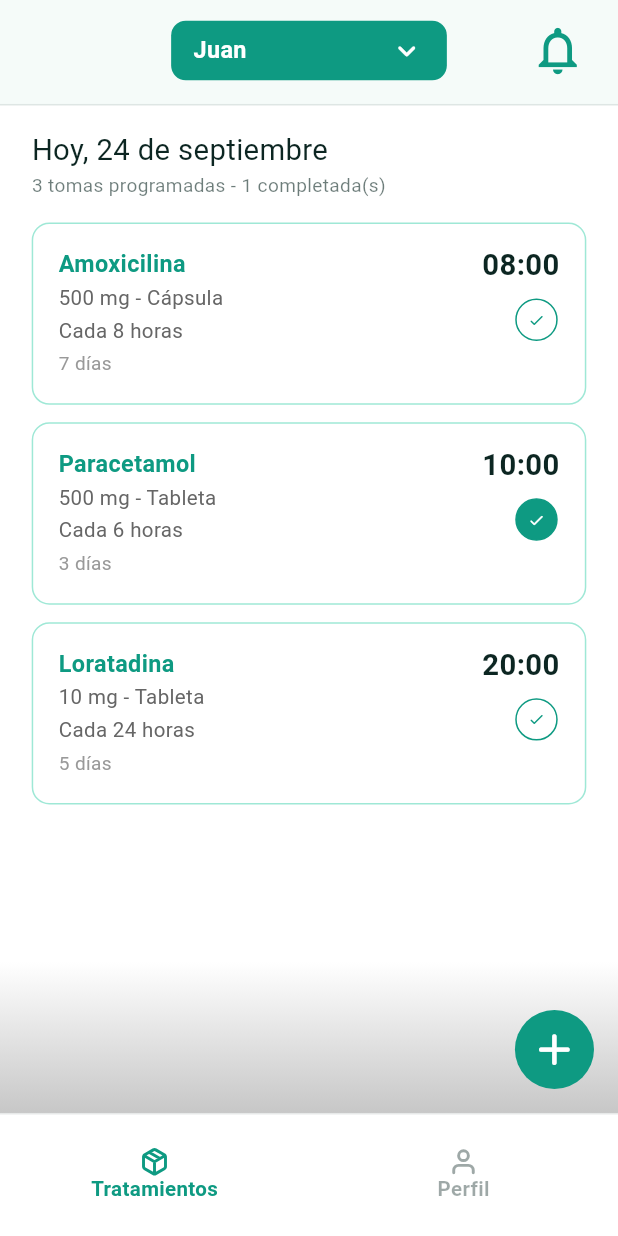
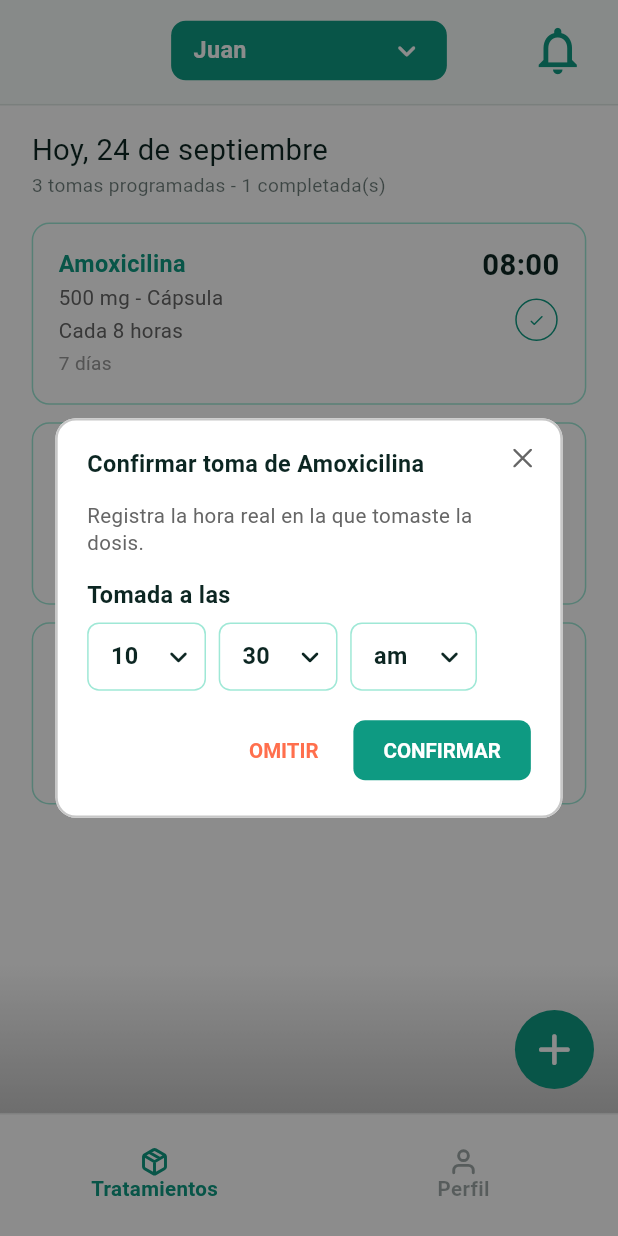
Before and after one commit to jcrinconv/ux_develop, a Flutter app: the screen it shows after launch, after a tap on the "check" icon, on a phone screen of 412 x 824 dp. Run offline on Flutter 3.47's test engine with Material 3 defaults, Android fonts, the phone set to English and light mode, and no system bars; our stand-ins replace camera, flutter_mobx, flutter_screenutil, flutter_svg, get_it, google_fonts and 1 more; generated files the repository leaves out were written again.

Commit message:
se muestra modal de confirmacion de dosis

```diff
--- a/recetapp_mobile/lib/presentation/src/screens/home_screen/home_screen.dart
+++ b/recetapp_mobile/lib/presentation/src/screens/home_screen/home_screen.dart
@@ -2,6 +2,7 @@ import 'package:flutter/material.dart';
 import 'package:flutter_mobx/flutter_mobx.dart';
 import 'package:flutter_screenutil/flutter_screenutil.dart';
 import 'package:recetapp_mobile/dependencies_injection/locator.dart';
+import 'package:recetapp_mobile/domain/models/medication_schedule.dart';
 import 'package:recetapp_mobile/domain/stores/scheduled_medications_store.dart';
 import 'package:recetapp_mobile/presentation/presentation.dart';
 import 'package:recetapp_mobile/presentation/src/core/recetapp_resources.dart';
@@ -41,6 +42,14 @@ class _HomeScreenState extends State<HomeScreen> {
       subtitle: medication.reminderLabel,
       onTaken: () => _scheduledMedications.toggleTaken(medication.id),
     );
+  }
+
+  Future<void> _onToggleTaken(MedicationSchedule medication) async {
+    if (!medication.taken) {
+      final takenAt = await showConfirmDoseDialog(context, medicationName: medication.name);
+      if (takenAt == null) return;
+    }
+    _scheduledMedications.toggleTaken(medication.id);
   }
 
   @override
@@ -101,7 +110,7 @@ class _HomeScreenState extends State<HomeScreen> {
                           duration: medication.durationLabel,
                           time: medication.timeLabel,
                           taken: medication.taken,
-                          onToggle: () {},
+                          onToggle: () => _onToggleTaken(medication),
                         );
                       },
                     );
--- /dev/null
+++ b/recetapp_mobile/lib/presentation/src/widgets/dialogs/recetapp_confirm_dose_dialog.dart
@@ -0,0 +1,84 @@
+import 'package:flutter/material.dart';
+import 'package:flutter_screenutil/flutter_screenutil.dart';
+import 'package:recetapp_mobile/presentation/presentation.dart';
+
+Future<String?> showConfirmDoseDialog(BuildContext context, {required String medicationName}) {
+  return showDialog<String>(
+    context: context,
+    barrierColor: recetappScrimColor,
+    builder: (_) => RecetappConfirmDoseDialog(medicationName: medicationName),
+  );
+}
+
+class RecetappConfirmDoseDialog extends StatefulWidget {
+  const RecetappConfirmDoseDialog({super.key, required this.medicationName});
+
+  final String medicationName;
+
+  @override
+  State<RecetappConfirmDoseDialog> createState() => _RecetappConfirmDoseDialogState();
+}
+
+class _RecetappConfirmDoseDialogState extends State<RecetappConfirmDoseDialog> {
+  late String _hour;
+  late String _minute;
+  late String _period;
+
+  @override
+  void initState() {
+    super.initState();
+    final now = TimeOfDay.now();
+    final hour12 = now.hourOfPeriod == 0 ? 12 : now.hourOfPeriod;
+    _hour = hour12.toString().padLeft(2, '0');
+    _minute = now.minute.toString().padLeft(2, '0');
+    _period = now.period == DayPeriod.am ? 'am' : 'pm';
+  }
+
+  @override
+  Widget build(BuildContext context) {
+    return RecetappModal(
+      child: Column(
+        mainAxisSize: MainAxisSize.min,
+        crossAxisAlignment: CrossAxisAlignment.start,
+        children: [
+          RecetappModalHeader(
+            title: 'Confirmar toma de ${widget.medicationName}',
+            onClose: () => Navigator.of(context).pop(),
+          ),
+          SizedBox(height: 16.h),
+          Text(
+            'Registra la hora real en la que tomaste la dosis.',
+            style: RecetappTextStyles.body2.copyWith(color: RecetappThemeColors.doveGray),
+          ),
+          SizedBox(height: 16.h),
+          RecetappTimePicker(
+            label: 'Tomada a las',
+            hour: _hour,
+            minute: _minute,
+            period: _period,
+            onHourChanged: (value) => setState(() => _hour = value),
+            onMinuteChanged: (value) => setState(() => _minute = value),
+            onPeriodChanged: (value) => setState(() => _period = value),
+          ),
+          SizedBox(height: 16.h),
+          Row(
+            mainAxisAlignment: MainAxisAlignment.end,
+            children: [
+              RecetappButton(
+                label: 'Omitir',
+                onPressed: () => Navigator.of(context).pop(),
+                variant: RecetappButtonVariant.text,
+                color: RecetappThemeColors.accent,
+              ),
+              SizedBox(width: 12.w),
+              RecetappButton(
+                label: 'Confirmar',
+                onPressed: () => Navigator.of(context).pop('$_hour:$_minute $_period'),
+              ),
+            ],
+          ),
+        ],
+      ),
+    );
+  }
+}
--- a/recetapp_mobile/lib/presentation/src/widgets/dialogs/recetapp_modal.dart
+++ b/recetapp_mobile/lib/presentation/src/widgets/dialogs/recetapp_modal.dart
@@ -27,3 +27,35 @@ class RecetappModal extends StatelessWidget {
     );
   }
 }
+
+class RecetappModalHeader extends StatelessWidget {
+  const RecetappModalHeader({super.key, required this.title, required this.onClose});
+
+  final String title;
+  final VoidCallback onClose;
+
+  @override
+  Widget build(BuildContext context) {
+    return Row(
+      crossAxisAlignment: CrossAxisAlignment.start,
+      children: [
+        Expanded(
+          child: Text(title, style: RecetappTextStyles.formLabel.copyWith(color: RecetappThemeColors.darkGreen)),
+        ),
+        GestureDetector(
+          behavior: HitTestBehavior.opaque,
+          onTap: onClose,
+          child: Padding(
+            padding: EdgeInsets.only(left: 12.w, bottom: 9.h),
+            child: const RecetappStrokeIcon(
+              asset: RecetappIcons.closeIcon,
+              width: 11,
+              height: 11,
+              bleed: Offset(0.75, 0.75),
+            ),
+          ),
+        ),
+      ],
+    );
+  }
+}
--- a/recetapp_mobile/lib/presentation/src/widgets/dialogs/recetapp_select_profile_dialog.dart
+++ b/recetapp_mobile/lib/presentation/src/widgets/dialogs/recetapp_select_profile_dialog.dart
@@ -37,7 +37,7 @@ class RecetappSelectProfileDialog extends StatelessWidget {
         mainAxisSize: MainAxisSize.min,
         crossAxisAlignment: CrossAxisAlignment.stretch,
         children: [
-          _Header(onClose: () => Navigator.of(context).pop()),
+          RecetappModalHeader(title: 'Seleccionar perfil', onClose: () => Navigator.of(context).pop()),
           SizedBox(height: 16.h),
           for (int i = 0; i < profiles.length; i++) ...[
             if (i > 0) SizedBox(height: 10.h),
@@ -52,40 +52,6 @@ class RecetappSelectProfileDialog extends StatelessWidget {
           _AddProfileButton(onTap: onAddProfile),
         ],
       ),
-    );
-  }
-}
-
-class _Header extends StatelessWidget {
-  const _Header({required this.onClose});
-
-  final VoidCallback onClose;
-
-  @override
-  Widget build(BuildContext context) {
-    return Row(
-      crossAxisAlignment: CrossAxisAlignment.start,
-      children: [
-        Expanded(
-          child: Text(
-            'Seleccionar perfil',
-            style: RecetappTextStyles.formLabel.copyWith(color: RecetappThemeColors.darkGreen),
-          ),
-        ),
-        GestureDetector(
-          behavior: HitTestBehavior.opaque,
-          onTap: onClose,
-          child: Padding(
-            padding: EdgeInsets.only(left: 12.w, bottom: 9.h),
-            child: const RecetappStrokeIcon(
-              asset: RecetappIcons.closeIcon,
-              width: 11,
-              height: 11,
-              bleed: Offset(0.75, 0.75),
-            ),
-          ),
-        ),
-      ],
     );
   }
 }
--- a/recetapp_mobile/lib/presentation/src/widgets/widgets.dart
+++ b/recetapp_mobile/lib/presentation/src/widgets/widgets.dart
@@ -5,6 +5,7 @@ export 'common/recetapp_button.dart';
 export 'common/recetapp_dashed_border.dart';
 export 'common/recetapp_stroke_icon.dart';
 export 'common/recetapp_fab.dart';
+export 'dialogs/recetapp_confirm_dose_dialog.dart';
 export 'dialogs/recetapp_modal.dart';
 export 'dialogs/recetapp_reminder_dialog.dart';
 export 'dialogs/recetapp_select_profile_dialog.dart';
```
